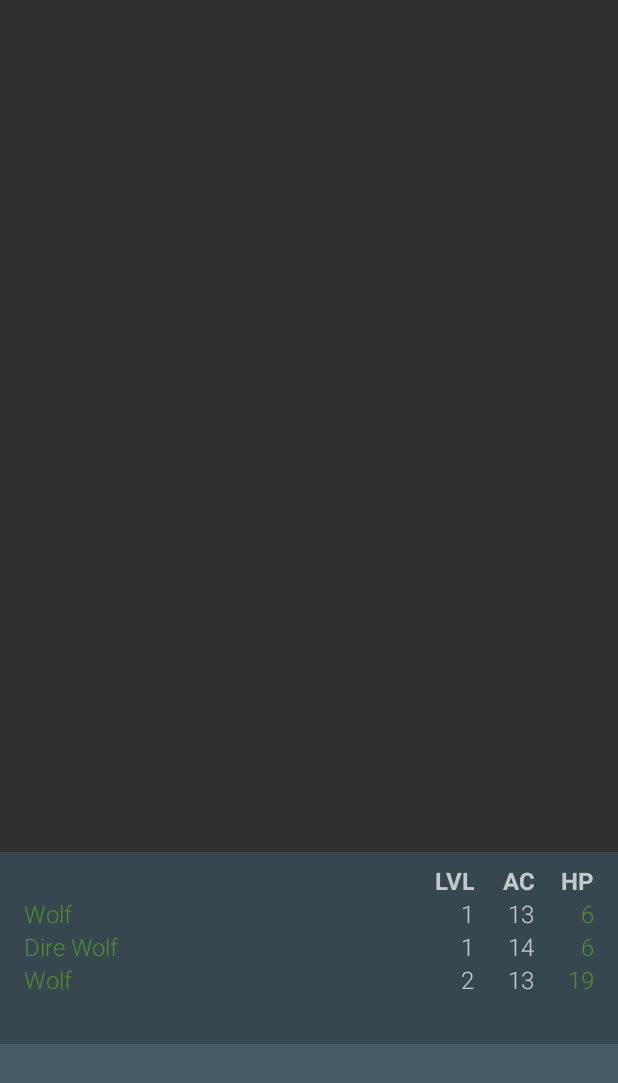
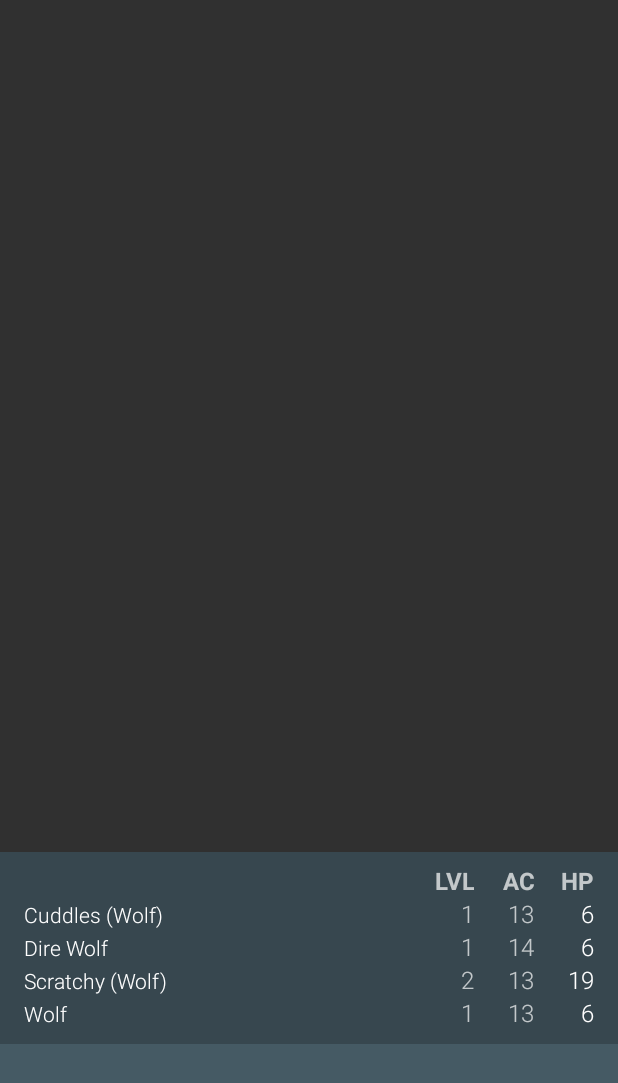
Before and after one commit to biscon/rpg, an Android app: the EncounterActivity screen opened directly, with no data from a screen before it, after a tap on "NEXT ROUND", on a phone screen of 412 x 824 dp. Shown: the top 1083 px of the screen. Run offline under Robolectric (Android 15) with nearby library versions, the phone set to English and light mode, and no system bars; our stand-ins replace ButterKnife; 4 statements that could not run were skipped.

Commit message:
ai improvements, combatants doesn't waste remaining attacks if targets die meanwhile

```diff
--- a/app/src/main/java/dk/bison/rpg/core/ai/SearchDestroyAI.java
+++ b/app/src/main/java/dk/bison/rpg/core/ai/SearchDestroyAI.java
@@ -2,35 +2,55 @@ package dk.bison.rpg.core.ai;
 
 import android.util.Log;
 
+import java.util.List;
+
+import dk.bison.rpg.core.combat.Attack;
 import dk.bison.rpg.core.combat.Combatant;
 import dk.bison.rpg.core.combat.Encounter;
+import dk.bison.rpg.core.combat.HitInfo;
+import dk.bison.rpg.mvp.PresentationManager;
+import dk.bison.rpg.ui.encounter.StatusUpdateEvent;
+import dk.bison.rpg.ui.encounter.combat_log.CombatLogMessage;
 
 /**
  * Created by bison on 18-08-2016.
  */
 public class SearchDestroyAI extends BaseAI {
     public static final String TAG = SearchDestroyAI.class.getSimpleName();
-    private Combatant target;
+    Combatant opponent;
 
     @Override
     public void performAction(Encounter encounter) {
-        // do we have a target? if not select one
-        if(target == null)
-            target = selectRandomTarget(encounter);
+        performAttacks(encounter, combatant);
+    }
 
-        if(target == null)
+    protected void performAttacks(Encounter encounter, Combatant c)
+    {
+        List<Attack> attacks = c.getAttacks();
+        if(opponent == null)
+            opponent = selectRandomTarget(encounter);
+        if(opponent.isDead())
+            opponent = selectRandomTarget(encounter);
+
+        if(opponent == null)
         {
             Log.i(TAG, combatant.getName() + " does nothing this round.");
             return;
         }
-        // is target dead? select another one
-        if(target.isDead())
-            target = selectRandomTarget(encounter);
-        if(target == null)
+        for(int i=0; i < attacks.size(); i++)
         {
-            Log.i(TAG, combatant.getName() + " does nothing this round.");
-            return;
+            Attack attack = attacks.get(i);
+            attack(c, opponent, attack);
+            if(opponent.isDead() && i < attacks.size()-1)
+            {
+                Log.e(TAG, "opponent died while attacking, selecting new target for remaining attacks");
+                opponent = selectRandomTarget(encounter);
+                if(opponent == null)
+                {
+                    Log.e(TAG, "No valid enemies found, doing nothing this round");
+                    return;
+                }
+            }
         }
-        encounter.attack(combatant, target);
     }
 }
--- a/app/src/main/java/dk/bison/rpg/core/combat/AdvancedEncounter.java
+++ b/app/src/main/java/dk/bison/rpg/core/combat/AdvancedEncounter.java
@@ -72,7 +72,6 @@ public class AdvancedEncounter implements Encounter {
         round++;
     }
 
-    @Override
     public void attack(Combatant c, Combatant opponent)
     {
         String hittype;
--- a/app/src/main/java/dk/bison/rpg/core/combat/BasicEncounter.java
+++ b/app/src/main/java/dk/bison/rpg/core/combat/BasicEncounter.java
@@ -71,7 +71,6 @@ public class BasicEncounter implements Encounter {
         round++;
     }
 
-    @Override
     public void attack(Combatant c, Combatant opponent)
     {
         String hittype;
--- a/app/src/main/java/dk/bison/rpg/core/combat/Combatant.java
+++ b/app/src/main/java/dk/bison/rpg/core/combat/Combatant.java
@@ -27,4 +27,5 @@ public interface Combatant {
     AI getAI();
     int getLevel();
     void resetHealth();
+    String getNameWithTemplateName();
 }
--- a/app/src/main/java/dk/bison/rpg/core/combat/Encounter.java
+++ b/app/src/main/java/dk/bison/rpg/core/combat/Encounter.java
@@ -7,5 +7,5 @@ import java.util.List;
  */
 public interface Encounter {
     List<Combatant> getCombatants();
-    void attack(Combatant c, Combatant opponent);
+    //void attack(Combatant c, Combatant opponent);
 }
--- a/app/src/main/java/dk/bison/rpg/core/monster/Monster.java
+++ b/app/src/main/java/dk/bison/rpg/core/monster/Monster.java
@@ -4,6 +4,7 @@ import android.util.Log;
 
 import java.util.ArrayList;
 import java.util.List;
+import java.util.Locale;
 
 import dk.bison.rpg.core.combat.Attack;
 import dk.bison.rpg.core.combat.Combatant;
@@ -31,11 +32,13 @@ public class Monster implements Combatant {
     Dice dice = new Dice();
     Faction faction;
     AI ai;
+    String name;
 
 
-    public Monster(MonsterTemplate template, int level) {
+    public Monster(MonsterTemplate template, int level, String name) {
         this.template = template;
         this.level = level;
+        this.name = name;
         faction = FactionFactory.makeFaction(template.factionTemplate);
         parseAttacks();
         rollHP();
@@ -92,7 +95,9 @@ public class Monster implements Combatant {
 
     @Override
     public String getName() {
-        return template.name;
+        if(name == null)
+            return template.getName();
+        return name;
     }
 
     @Override
@@ -183,4 +188,14 @@ public class Monster implements Combatant {
     public void resetHealth() {
         HP = maxHP;
     }
+
+    @Override
+    public String getNameWithTemplateName() {
+        if(name == null) {
+            return template.getName();
+        }
+        else {
+            return String.format(Locale.US, "%s (%s)", name, template.getName());
+        }
+    }
 }
--- a/app/src/main/java/dk/bison/rpg/core/monster/MonsterFactory.java
+++ b/app/src/main/java/dk/bison/rpg/core/monster/MonsterFactory.java
@@ -21,11 +21,11 @@ public class MonsterFactory {
         templates.put(name, new MonsterTemplate(name, AC, noAttacks, damage, XP, weaponTemplate, factionTemplate, aiClass));
     }
 
-    public static Monster makeMonster(String name, int level)
+    public static Monster makeMonster(String name, String template_name, int level)
     {
-        if(!templates.containsKey(name))
+        if(!templates.containsKey(template_name))
             return null;
-        Monster monster = new Monster(templates.get(name), level);
+        Monster monster = new Monster(templates.get(template_name), level, name);
 
         return monster;
     }
--- a/app/src/main/java/dk/bison/rpg/core/monster/MonsterTemplate.java
+++ b/app/src/main/java/dk/bison/rpg/core/monster/MonsterTemplate.java
@@ -56,4 +56,8 @@ public class MonsterTemplate {
     {
         return String.format(Locale.US, "%dd8", level);
     }
+
+    public String getName() {
+        return name;
+    }
 }
--- a/app/src/main/java/dk/bison/rpg/ui/encounter/EncounterPresenter.java
+++ b/app/src/main/java/dk/bison/rpg/ui/encounter/EncounterPresenter.java
@@ -37,7 +37,6 @@ public class EncounterPresenter extends BasePresenter<EncounterMvpView> implemen
     List<Combatant> combatants;
     Dice dice = new Dice();
     Faction winningFaction;
-    static float critModifier = 1.5f;
     boolean combatDone;
 
     @Override
@@ -60,12 +59,13 @@ public class EncounterPresenter extends BasePresenter<EncounterMvpView> implemen
         round = 1;
         combatDone = false;
         Party party = new Party();
-        Monster m1 = MonsterFactory.makeMonster("Wolf", 1);
-        Monster m2 = MonsterFactory.makeMonster("Dire Wolf", 1);
-        Monster m3 = MonsterFactory.makeMonster("Wolf", 2);
+        Monster m1 = MonsterFactory.makeMonster("Cuddles", "Wolf", 1);
+        Monster m2 = MonsterFactory.makeMonster(null, "Dire Wolf", 1);
+        Monster m3 = MonsterFactory.makeMonster("Scratchy", "Wolf", 2);
         party.add(m1);
         party.add(m2);
         party.add(m3);
+        party.add(MonsterFactory.makeMonster(null, "Wolf", 1));
         AppState.enemyParty = party;
         addParty(AppState.currentParty);
         addParty(AppState.enemyParty);
@@ -80,25 +80,36 @@ public class EncounterPresenter extends BasePresenter<EncounterMvpView> implemen
         combatants.addAll(party.getCombatants());
     }
 
+    private int findIndexOfFirstLiving()
+    {
+        for(int i=0; i < combatants.size(); i++)
+        {
+            if(!combatants.get(i).isDead())
+                return i;
+        }
+        return -1;
+    }
+
     public void executeRound()
     {
         if(combatDone) {
             Log.e(TAG, "Combat is done, no more rounds to execute");
             return;
         }
+        if(round > 1)
+            emitMessage(CombatLogMessage.create().divider());
         Log.e(TAG, "Executing round " + round);
         for(Combatant c : combatants)
         {
             int initiative = c.rollInitiative();
-            /*
-            if(!c.isDead())
-                emitMessage(CombatLogMessage.create().bright(c.getName()).normal(" rolls ").bold(String.format(Locale.US, "%d", initiative)).normal(" initiative."));
-            */
+            //if(!c.isDead())
+            //    emitMessage(CombatLogMessage.create().bright(c.getName()).normal(" rolls ").bold(String.format(Locale.US, "%d", initiative)).normal(" initiative."));
             //Log.i(TAG, c.getName() + " rolls " + initiative + " initiative.");
         }
         Collections.sort(combatants, new InitiativeComparator());
-        if(!combatants.get(0).isDead())
-            emitMessage(CombatLogMessage.create().bright(combatants.get(0).getName()).normal(" starts the round."));
+        int index_of_first = findIndexOfFirstLiving();
+        if(!combatants.get(index_of_first).isDead())
+            emitMessage(CombatLogMessage.create().bold(combatants.get(index_of_first).getName()).bright(" starts the round.").effect(CombatLogMessage.ROTATE));
         //Log.i(TAG, combatants.get(0).getName() + " starts the round.");
 
         Iterator<Combatant> it = combatants.iterator();
@@ -114,13 +125,13 @@ public class EncounterPresenter extends BasePresenter<EncounterMvpView> implemen
         if(countLivingFactions() == 0)
         {
             combatDone = true;
-            emitMessage(CombatLogMessage.create().violent("All factions lost!"));
+            emitMessage(CombatLogMessage.create().violent("All factions lost!").effect(CombatLogMessage.ROTATE));
             Log.e(TAG, "All factions lost!");
         }
         else if(countLivingFactions() < 2)
         {
             combatDone = true;
-            emitMessage(CombatLogMessage.create().bold("Faction ").violent(winningFaction.getName()).bold(" won the battle!"));
+            emitMessage(CombatLogMessage.create().bold("Faction ").violent(winningFaction.getName()).bold(" won the battle!").effect(CombatLogMessage.ROTATE));
             Log.e(TAG, "Faction " + winningFaction.getName() + " won the battle!");
         }
         round++;
@@ -135,104 +146,6 @@ public class EncounterPresenter extends BasePresenter<EncounterMvpView> implemen
     @Override
     public List<Combatant> getCombatants() {
         return combatants;
-    }
-
-    @Override
-    public void attack(Combatant c, Combatant opponent) {
-        String hittype;
-        List<Attack> attacks = c.getAttacks();
-        for(int i=0; i < attacks.size(); i++)
-        {
-            Attack attack = attacks.get(i);
-            HitInfo hit = rollToHit(c, opponent);
-            hittype = "";
-            if(hit.type == HitInfo.CRITICAL_HIT || hit.type == HitInfo.CRITICAL_MISS)
-                hittype = "(CRITICAL) ";
-
-            if(hit.type == HitInfo.HIT || hit.type == HitInfo.CRITICAL_HIT)
-            {
-                int damage = rollDamage(c, attack, hit, attack.isRanged);
-                CombatLogMessage msg = CombatLogMessage.create().bright(c.getName())
-                        .normal(" hits " + opponent.getName()+ " for ")
-                        .bold(String.valueOf(damage)).red( " damage.");
-
-                Log.e(TAG, c.getName() + " hits " + opponent.getName() + " for " + damage + " damage. " + hittype + attack.toString());
-                opponent.decreaseHP(damage);
-
-                PresentationManager.instance().publishEvent(new StatusUpdateEvent());
-
-                Log.i(TAG, opponent.getName() + " has " + opponent.getHP() + " hitpoints left.");
-                msg.normal(" " + opponent.getName() + " has ").bold(String.valueOf(opponent.getHP())).normal(" hitpoints left. ");
-                msg.dark(hittype + attack.toString());
-                emitMessage(msg);
-                if(opponent.isDead()) {
-                    Log.e(TAG, opponent.getName() + " dies.");
-                    emitMessage(CombatLogMessage.create().bright(opponent.getName()).violent(" dies!!!"));
-                }
-            }
-            else
-            {
-                Log.i(TAG, c.getName() + " fails to hit " + opponent.getName() + " " + hittype + attack.toString());
-                emitMessage(CombatLogMessage.create().bright(c.getName()).red(" fails").normal(" to hit ").bold(opponent.getName()));
-            }
-            if(opponent.isDead())
-                break;
-        }
-    }
-
-    private int rollDamage(Combatant chr, Attack attack, HitInfo hit, boolean ranged)
-    {
-        String damage_dice = attack.damage;
-        int damage_roll = dice.roll(damage_dice);
-        int dmg_bonus = 0;
-        if(ranged) // if ranged we use the dex bonus instead
-        {
-            dmg_bonus = chr.getDEXBonus();
-        }
-        else {
-            float adj_dmg_bonus = chr.getSTRBonus();
-            if (attack.type == Attack.TWO_HAND)
-                adj_dmg_bonus *= 1.5;
-            if (attack.type == Attack.OFF_HAND)
-                adj_dmg_bonus *= 0.5;
-            dmg_bonus = Math.round(adj_dmg_bonus);
-            //Log.e(TAG, "Adjusted STR bonus is " + adj_str_bonus + " rounded to " + str_bonus);
-        }
-        damage_roll += dmg_bonus;
-        if(damage_roll < 1)
-            damage_roll = 1;
-        if(hit.type == HitInfo.CRITICAL_HIT)
-        {
-            //Log.d(TAG, "Previous damage roll " + damage_roll);
-            damage_roll = Math.round(critModifier * (float) damage_roll);
-            //Log.d(TAG, "Applying critmodifier to damage. new damage " + damage_roll);
-        }
-        return damage_roll;
-    }
-
-    private HitInfo rollToHit(Combatant chr, Combatant opponent)
-    {
-        int attack = dice.roll("1d20");
-        if(attack == 1)
-        {
-            return new HitInfo(HitInfo.CRITICAL_MISS);
-        }
-        if(attack == 20)
-        {
-            return new HitInfo(HitInfo.CRITICAL_HIT);
-        }
-
-        int str_bonus = chr.getSTRBonus();
-        int atk_bonus = chr.getAttackBonus();
-        int total = attack + str_bonus + atk_bonus;
-        //Log.d(TAG, chr.getName() + " to hit is " + total + " opponent AC is " + opponent.getAC());
-        if(total >= opponent.getAC())
-        {
-            return new HitInfo(HitInfo.HIT);
-        }
-        else {
-            return new HitInfo(HitInfo.MISS);
-        }
     }
 
     private int countLivingFactions()
--- a/app/src/main/java/dk/bison/rpg/ui/encounter/combat_log/CombatLogMessage.java
+++ b/app/src/main/java/dk/bison/rpg/ui/encounter/combat_log/CombatLogMessage.java
@@ -14,7 +14,17 @@ import dk.bison.rpg.mvp.MvpEvent;
  */
 
 public class CombatLogMessage implements MvpEvent {
+    public static final int FADE = 0;
+    public static final int SLIDE = 1;
+    public static final int BOUNCE = 2;
+    public static final int OVERSHOOT = 3;
+    public static final int ROTATE = 4;
+    public static final int SLIDE_SCALE_FADE = 5;
+
+    int effect = FADE;
     SpannableStringBuilder sb;
+    boolean divider = false;
+
 
     public CombatLogMessage() {
         sb = new SpannableStringBuilder();
@@ -24,6 +34,18 @@ public class CombatLogMessage implements MvpEvent {
     {
         CombatLogMessage msg = new CombatLogMessage();
         return msg;
+    }
+
+    public CombatLogMessage divider()
+    {
+        divider = true;
+        return this;
+    }
+
+    public CombatLogMessage effect(int fx)
+    {
+        effect = fx;
+        return this;
     }
 
     public CombatLogMessage normal(String txt)
@@ -111,4 +133,12 @@ public class CombatLogMessage implements MvpEvent {
     {
         return sb;
     }
+
+    public int getEffect() {
+        return effect;
+    }
+
+    public boolean isDivider() {
+        return divider;
+    }
 }
--- a/app/src/main/java/dk/bison/rpg/ui/encounter/combat_log/CombatLogMvpView.java
+++ b/app/src/main/java/dk/bison/rpg/ui/encounter/combat_log/CombatLogMvpView.java
@@ -9,4 +9,5 @@ import dk.bison.rpg.mvp.MvpView;
  */
 public interface CombatLogMvpView extends MvpView {
     void postMessage(CombatLogMessage msg);
+    void addDivider();
 }
--- a/app/src/main/java/dk/bison/rpg/ui/encounter/combat_log/CombatLogPresenter.java
+++ b/app/src/main/java/dk/bison/rpg/ui/encounter/combat_log/CombatLogPresenter.java
@@ -53,6 +53,12 @@ public class CombatLogPresenter extends BasePresenter<CombatLogMvpView> {
         super.detachView();
     }
 
+    public void addDivider()
+    {
+        if(isViewAttached())
+            getMvpView().addDivider();
+    }
+
     @Override
     public void onEvent(MvpEvent event) {
         if(event instanceof CombatLogMessage)
--- a/app/src/main/java/dk/bison/rpg/ui/encounter/enemy_status/EnemyStatusView.java
+++ b/app/src/main/java/dk/bison/rpg/ui/encounter/enemy_status/EnemyStatusView.java
@@ -31,7 +31,7 @@ public class EnemyStatusView extends FrameLayout implements EnemyStatusMvpView {
     LinearLayout contentLl;
     ArgbEvaluator rgbEvaluator = new ArgbEvaluator();
     private static int deadColor = 0xFFB71C1C;
-    private static int maxHpColor = 0xFF558B2F;
+    private static int maxHpColor = 0xFFFFFFFF;
 
     public EnemyStatusView(Context context) {
         super(context);
@@ -92,7 +92,7 @@ public class EnemyStatusView extends FrameLayout implements EnemyStatusMvpView {
         hp_tv.setTextColor(col);
         hp_tv.setText(String.format(Locale.US, "%d", c.getHP()));
 
-        name_tv.setText(c.getName());
+        name_tv.setText(c.getNameWithTemplateName());
         name_tv.setTextColor(col);
         if(c.isDead()) {
             name_tv.setPaintFlags(name_tv.getPaintFlags() | Paint.STRIKE_THRU_TEXT_FLAG);
--- a/app/src/main/java/dk/bison/rpg/ui/encounter/party_status/PartyStatusView.java
+++ b/app/src/main/java/dk/bison/rpg/ui/encounter/party_status/PartyStatusView.java
@@ -31,7 +31,7 @@ public class PartyStatusView extends FrameLayout implements PartyStatusMvpView {
     LinearLayout contentLl;
     ArgbEvaluator rgbEvaluator = new ArgbEvaluator();
     private static int deadColor = 0xFFB71C1C;
-    private static int maxHpColor = 0xFF558B2F;
+    private static int maxHpColor = 0xFFFFFFFF;
 
     public PartyStatusView(Context context) {
         super(context);
--- a/app/src/main/res/layout/viewholder_char_status.xml
+++ b/app/src/main/res/layout/viewholder_char_status.xml
@@ -9,7 +9,7 @@
         android:layout_width="0dp"
         android:layout_weight="1"
         android:layout_height="wrap_content"
-        android:textSize="16dp"
+        android:textSize="14dp"
         android:fontFamily="sans-serif-light"
         android:text="Dire Wolf"/>
 
--- a/app/src/main/res/values/colors.xml
+++ b/app/src/main/res/values/colors.xml
@@ -18,7 +18,7 @@
     <color name="white_10">#3affffff</color>
     <color name="grey_100">#fff5f5f5</color>
     <color name="grey_300">#ffe0e0e0</color>
-    <color name="grey_50">#fffafafa</color>
+    <color name="grey_500">#fffafafa</color>
     <color name="grey_600">#ff757575</color>
     <color name="grey_800">#ff424242</color>
     <color name="grey_850">#ff303030</color>
```
Also changed, not shown: app/src/main/java/dk/bison/rpg/core/ai/BaseAI.java (+110 -0 lines), app/src/main/java/dk/bison/rpg/core/ai/WeakestPreyAI.java (+31 -5 lines), app/src/main/java/dk/bison/rpg/core/character/Character.java (+7 -0 lines), app/src/main/java/dk/bison/rpg/ui/encounter/combat_log/CombatLogView.java (+78 -51 lines).
